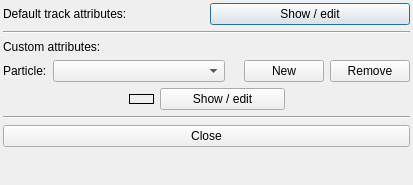
Old version of the form ants3bundle/src/ants3/gui/particleSim/atrackdrawdialog.ui in the repository andrmor/ANTS3bundle.
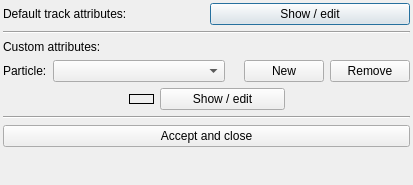
New version of the form.

```diff
--- a/ants3bundle/src/ants3/gui/particleSim/atrackdrawdialog.ui
+++ b/ants3bundle/src/ants3/gui/particleSim/atrackdrawdialog.ui
@@ -185,7 +185,7 @@
    <item>
     <widget class="QPushButton" name="pbClose">
      <property name="text">
-      <string>Close</string>
+      <string>Accept and close</string>
      </property>
     </widget>
    </item>
```
